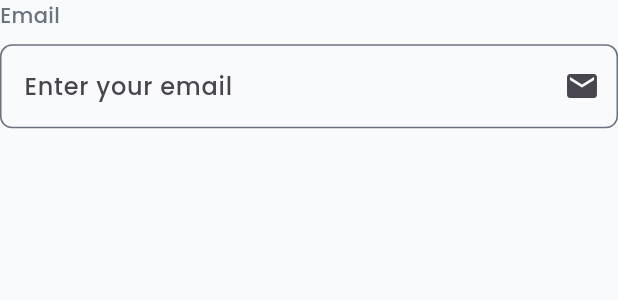
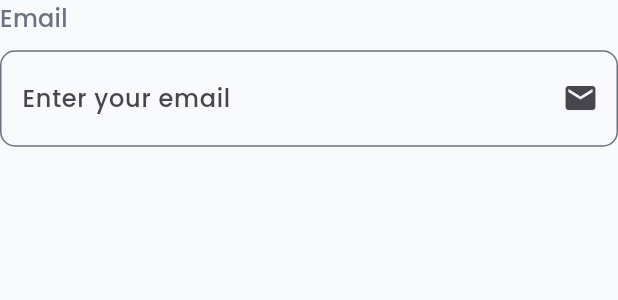
Before and after one commit to dev-KarimAhmed/az_task, a Flutter app: the AuthenticationFormField widget shown alone on an empty page, opened directly, on a phone screen of 412 x 824 dp. Shown: the top 300 px of the screen. Run offline on Flutter 3.47's test engine with Material 3 defaults, Android fonts, the phone set to English and light mode, and no system bars; our stand-ins replace flutter_bloc, flutter_screenutil, shared_preferences; accounts and stored records are empty.

Commit message:
Refactor AuthenticationFormField to simplify state management and enhance focus handling

```diff
--- a/lib/features/authentication/ui/widgets/custom_txt_field.dart
+++ b/lib/features/authentication/ui/widgets/custom_txt_field.dart
@@ -1,6 +1,7 @@
+import 'package:flutter/material.dart';
+import 'package:flutter_screenutil/flutter_screenutil.dart';
+import 'package:az_task/core/theme/app_colors.dart';
 import 'package:az_task/core/common/widgets/spaces.dart';
-import 'package:az_task/core/theme/app_colors.dart';
-import 'package:flutter/material.dart';
 
 class AuthenticationFormField extends StatefulWidget {
   const AuthenticationFormField({
@@ -25,79 +26,40 @@ class AuthenticationFormField extends StatefulWidget {
   final String? helperText;
 
   @override
-  State<AuthenticationFormField> createState() =>
-      _AuthenticationFormFieldState();
+  State<AuthenticationFormField> createState() => _AuthenticationFormFieldState();
 }
 
-class _AuthenticationFormFieldState extends State<AuthenticationFormField>
-    with SingleTickerProviderStateMixin {
+class _AuthenticationFormFieldState extends State<AuthenticationFormField> {
   late FocusNode _focusNode;
-  late TextEditingController _internalController;
-  late AnimationController _typingAnimationController;
-  late Animation<int> _dotAnimation;
-  bool _isTyping = false; // To control when the animation should be active
+  late TextEditingController _controller;
+  bool _isFocused = false;
+  bool _isTyping = false;
 
   @override
   void initState() {
     super.initState();
-    // Use the provided controller or create an internal one if not provided
-    _internalController = widget.controller ?? TextEditingController();
+    _controller = widget.controller ?? TextEditingController();
     _focusNode = FocusNode();
 
-    // Initialize animation controller for the typing dots
-    _typingAnimationController = AnimationController(
-      vsync: this,
-      duration: const Duration(
-        milliseconds: 1500,
-      ), // Faster animation for typing
-    );
-    _dotAnimation = IntTween(
-      begin: 0,
-      end: 3,
-    ).animate(_typingAnimationController);
+    _focusNode.addListener(() {
+      setState(() {
+        _isFocused = _focusNode.hasFocus;
+      });
+    });
 
-    // Listen to focus changes
-    _focusNode.addListener(_handleFocusChange);
-    // Listen to text changes to determine if user is typing
-    _internalController.addListener(_handleTextChange);
-  }
-
-  void _handleFocusChange() {
+    _controller.addListener(() {
       setState(() {
-      // If focused and text is not empty, or if text is empty but field is focused,
-      // consider it 'typing' for the animation.
-      _isTyping = _focusNode.hasFocus && _internalController.text.isNotEmpty;
-      if (_isTyping) {
-        _typingAnimationController.repeat();
-      } else {
-        _typingAnimationController.stop();
-        _typingAnimationController.value = 0; // Reset animation when not typing
-      }
+        _isTyping = _controller.text.isNotEmpty;
       });
-  }
-
-  void _handleTextChange() {
-    setState(() {
-      _isTyping = _focusNode.hasFocus && _internalController.text.isNotEmpty;
-      if (_isTyping && !_typingAnimationController.isAnimating) {
-        _typingAnimationController.repeat();
-      } else if (!_isTyping && _typingAnimationController.isAnimating) {
-        _typingAnimationController.stop();
-        _typingAnimationController.value = 0;
-      }
     });
   }
 
   @override
   void dispose() {
-    _focusNode.removeListener(_handleFocusChange);
-    _internalController.removeListener(_handleTextChange);
     _focusNode.dispose();
     if (widget.controller == null) {
-      // Only dispose if we created it internally
-      _internalController.dispose();
+      _controller.dispose();
     }
-    _typingAnimationController.dispose();
     super.dispose();
   }
 
@@ -106,59 +68,36 @@ class _AuthenticationFormFieldState extends State<AuthenticationFormField>
     return Column(
       crossAxisAlignment: CrossAxisAlignment.start,
       children: [
-        Text(widget.title),
+        Text(widget.title, style: Theme.of(context).textTheme.titleMedium),
         verticalSpace(8),
-        TextFormField(
-          cursorOpacityAnimates: true,
-          magnifierConfiguration: const TextMagnifierConfiguration(
-            shouldDisplayHandlesInMagnifier: true,
+        AnimatedContainer(
+          duration: const Duration(milliseconds: 300),
+          decoration: BoxDecoration(
+            borderRadius: BorderRadius.circular(10),
+            border: Border.all(
+              color: _isFocused ? AppColors.primary : AppColors.secondary,
+              width: _isFocused ? 2 : 1,
             ),
-          controller: _internalController,
-          focusNode: _focusNode, // Assign the focus node
+          ),
+          child: TextFormField(
+            controller: _controller,
+            focusNode: _focusNode,
             obscureText: widget.obscureText,
             validator: widget.validator,
+            keyboardType: widget.keyboardType,
             cursorColor: AppColors.primary,
-          keyboardType: widget.keyboardType,
             decoration: InputDecoration(
+              contentPadding: EdgeInsets.symmetric(horizontal: 12.w, vertical: 16.h),
+              hintText: widget.hintText,
               helperText: widget.helperText,
-            hintText: widget.hintText,
-            border: OutlineInputBorder(
-              borderRadius: BorderRadius.circular(8.0),
-              borderSide: BorderSide(color: AppColors.secondary, width: 1.0),
-            ),
-            enabledBorder: OutlineInputBorder(
-              borderRadius: BorderRadius.circular(8.0),
-              borderSide: BorderSide(color: AppColors.secondary, width: 1.0),
-            ),
-            focusedBorder: OutlineInputBorder(
-              borderRadius: BorderRadius.circular(8.0),
-              borderSide: BorderSide(color: AppColors.secondary, width: 1.8),
-            ),
-            errorBorder: OutlineInputBorder(
-              borderRadius: BorderRadius.circular(8.0),
-              borderSide: BorderSide(color: Colors.red, width: 1.0),
-            ),
-            // Conditionally show typing animation or the provided suffixIcon
-            suffixIcon:
-                widget.suffixIcon ??
-                (_isTyping
-                    ? AnimatedBuilder(
-                      animation: _dotAnimation,
-                      builder: (context, child) {
-                        String dots = '.' * _dotAnimation.value;
-                        return Padding(
-                          padding: const EdgeInsets.only(right: 8.0),
-                          child: Text(
-                            dots,
-                            style: TextStyle(
-                              color: AppColors.primary,
-                              fontSize: 16,
+              border: InputBorder.none,
+              suffixIcon: widget.suffixIcon ??
+                  AnimatedOpacity(
+                    opacity: _isTyping ? 1 : 0,
+                    duration: const Duration(milliseconds: 300),
+                    child: const Icon(Icons.edit, size: 20),
                   ),
             ),
-                        );
-                      },
-                    )
-                    : null),
           ),
         ),
       ],
```
Lines whose indentation alone changed are shown as unchanged.
